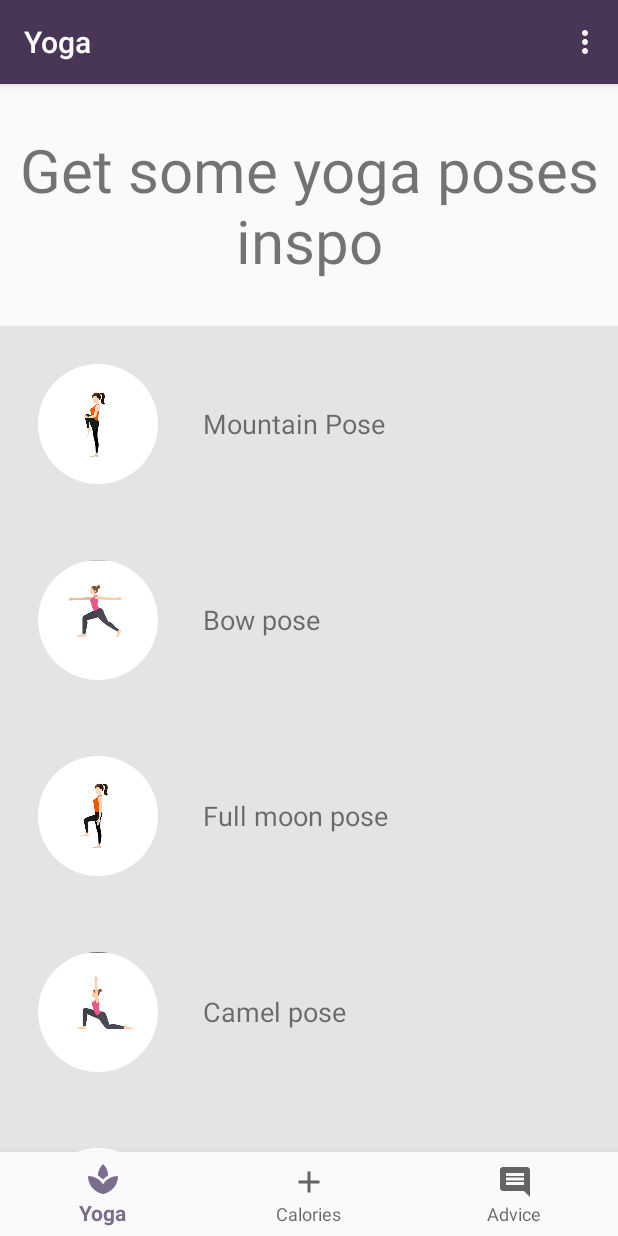
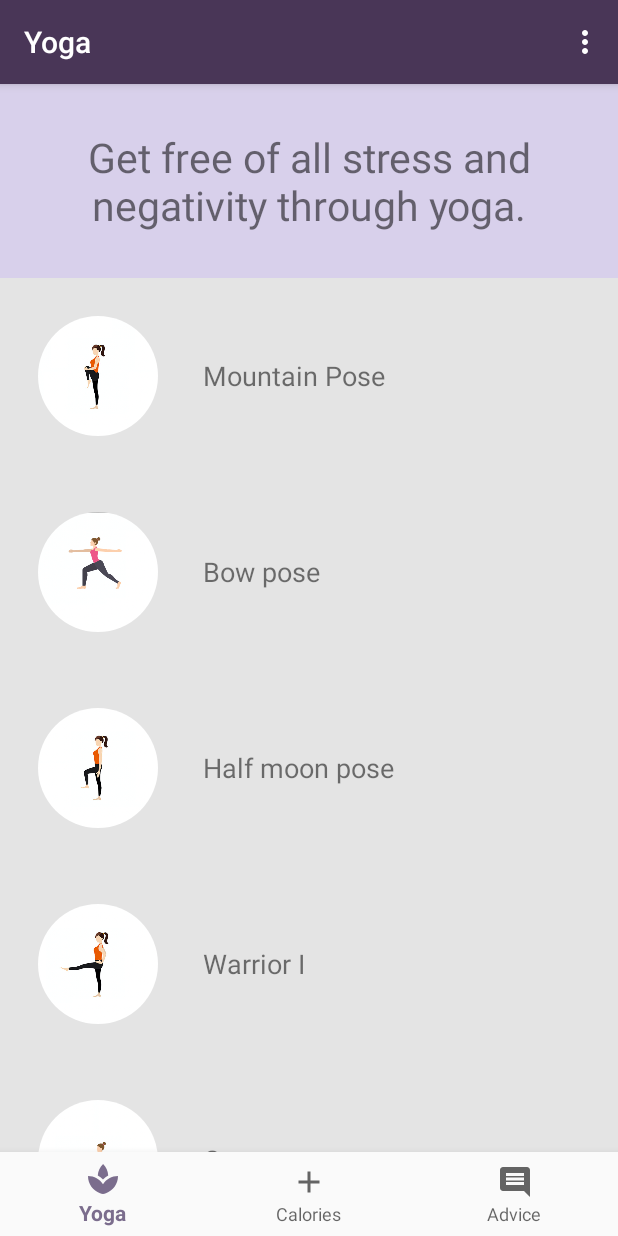
Before and after one commit to alicjasiudak/ANDApplication, an Android app: the screen it shows after launch (HomeActivity), on a phone screen of 412 x 824 dp. Run offline under Robolectric (Android 15) with nearby library versions, the phone set to English and light mode, and no system bars; our stand-ins replace CircleImageView, Firebase (no records; nobody signed in at launch, a user with empty details on screens opened directly), navigation-ui.

Commit message:
recyclerView+

```diff
--- a/app/src/main/java/com/example/wellbeingtracker/Model/YogaPose.java
+++ b/app/src/main/java/com/example/wellbeingtracker/Model/YogaPose.java
@@ -3,10 +3,13 @@ package com.example.wellbeingtracker.Model;
 public class YogaPose {
     private String name;
     private int iconId;
+    private boolean expanded;
+    private String description;
 
-    public YogaPose(String name, int iconId) {
+    public YogaPose(String name, int iconId, String description) {
         this.name = name;
         this.iconId = iconId;
+        this.description = description;
     }
 
     public String getName() {
@@ -16,4 +19,17 @@ public class YogaPose {
     public int getIconId() {
         return iconId;
     }
+
+    public boolean isExpanded() {
+        return expanded;
+    }
+
+    public String getDescription() {
+        return description;
+    }
+
+    public void setExpanded(boolean expanded) {
+        this.expanded = expanded;
+
+    }
 }
--- a/app/src/main/java/com/example/wellbeingtracker/CreateAccountActivity.java
+++ b/app/src/main/java/com/example/wellbeingtracker/ui/CreateAccountActivity.java
@@ -1,4 +1,4 @@
-package com.example.wellbeingtracker;
+package com.example.wellbeingtracker.ui;
 
 import android.content.Intent;
 import android.os.Bundle;
@@ -11,7 +11,7 @@ import android.widget.Toast;
 import androidx.annotation.NonNull;
 import androidx.appcompat.app.AppCompatActivity;
 
-import com.example.wellbeingtracker.ui.HomeActivity;
+import com.example.wellbeingtracker.R;
 import com.google.android.gms.tasks.OnCompleteListener;
 import com.google.android.gms.tasks.Task;
 import com.google.firebase.auth.AuthResult;
@@ -72,7 +72,7 @@ public class CreateAccountActivity extends AppCompatActivity {
         tvSignIn.setOnClickListener(new View.OnClickListener() {
             @Override
             public void onClick(View v) {
-                Intent i = new Intent(CreateAccountActivity.this,LoginActivity.class);
+                Intent i = new Intent(CreateAccountActivity.this, LoginActivity.class);
                 startActivity(i);
             }
         });
--- a/app/src/main/java/com/example/wellbeingtracker/ui/HomeActivity.java
+++ b/app/src/main/java/com/example/wellbeingtracker/ui/HomeActivity.java
@@ -2,13 +2,11 @@ package com.example.wellbeingtracker.ui;
 
 import android.content.Intent;
 import android.os.Bundle;
-import android.provider.ContactsContract;
 import android.view.Menu;
 import android.view.MenuInflater;
 import android.view.MenuItem;
 import android.widget.Button;
 
-import com.example.wellbeingtracker.LoginActivity;
 import com.example.wellbeingtracker.R;
 import com.example.wellbeingtracker.ui.advice.AdviceViewModel;
 import com.google.android.material.bottomnavigation.BottomNavigationView;
--- a/app/src/main/java/com/example/wellbeingtracker/LoginActivity.java
+++ b/app/src/main/java/com/example/wellbeingtracker/ui/LoginActivity.java
@@ -1,4 +1,4 @@
-package com.example.wellbeingtracker;
+package com.example.wellbeingtracker.ui;
 
 import android.content.Intent;
 import android.os.Bundle;
@@ -11,7 +11,7 @@ import android.widget.Toast;
 import androidx.annotation.NonNull;
 import androidx.appcompat.app.AppCompatActivity;
 
-import com.example.wellbeingtracker.ui.HomeActivity;
+import com.example.wellbeingtracker.R;
 import com.google.android.gms.tasks.OnCompleteListener;
 import com.google.android.gms.tasks.Task;
 import com.google.firebase.auth.AuthResult;
--- a/app/src/main/java/com/example/wellbeingtracker/ui/yoga/YogaFragment.java
+++ b/app/src/main/java/com/example/wellbeingtracker/ui/yoga/YogaFragment.java
@@ -13,6 +13,7 @@ import androidx.lifecycle.Observer;
 import androidx.lifecycle.ViewModelProviders;
 import androidx.recyclerview.widget.LinearLayoutManager;
 import androidx.recyclerview.widget.RecyclerView;
+import androidx.recyclerview.widget.SimpleItemAnimator;
 
 import com.example.wellbeingtracker.Model.YogaPose;
 import com.example.wellbeingtracker.R;
@@ -20,7 +21,7 @@ import com.example.wellbeingtracker.ui.HomeActivity;
 
 import java.util.ArrayList;
 
-public class YogaFragment extends Fragment {
+public class YogaFragment extends Fragment implements YogaPosesAdapter.OnListItemClickListener {
 
     private YogaViewModel yogaViewModel;
     RecyclerView yogaPosesList;
@@ -28,16 +29,16 @@ public class YogaFragment extends Fragment {
 
     public View onCreateView(@NonNull LayoutInflater inflater,
                              ViewGroup container, Bundle savedInstanceState) {
+
         yogaViewModel =
                 ViewModelProviders.of(this).get(YogaViewModel.class);
 
 
-        //Can I do this to implement rv in fragment or is it not ok?
         final HomeActivity c = (HomeActivity) getActivity();
 
         View root = inflater.inflate(R.layout.fragment_yoga, container, false);
 
-        final TextView textView = root.findViewById(R.id.waterFragmentTextView);
+        final TextView textView = root.findViewById(R.id.yogaFragmentTextView);
         yogaViewModel.getText().observe(this, new Observer<String>() {
             @Override
             public void onChanged(@Nullable String s) {
@@ -47,43 +48,48 @@ public class YogaFragment extends Fragment {
 
         yogaPosesList= root.findViewById(R.id.rv);
         yogaPosesList.hasFixedSize();
+        yogaPosesList.setLayoutManager(new LinearLayoutManager(c));
+        //Remove the blink
+        ((SimpleItemAnimator) yogaPosesList.getItemAnimator()).setSupportsChangeAnimations(false);
 
-        //And then I put c as a parameter context instead of this?
-        yogaPosesList.setLayoutManager(new LinearLayoutManager(c));
 
 
         //add the yoga poses
         ArrayList<YogaPose> poses = new ArrayList<>();
-        poses.add(new YogaPose("Mountain Pose", R.drawable.yoga1));
-        poses.add(new YogaPose("Bow pose", R.drawable.yoga24));
-        poses.add(new YogaPose("Full moon pose", R.drawable.yoga2));
-        poses.add(new YogaPose("Camel pose", R.drawable.yoga23));
-        poses.add(new YogaPose("Warrior I", R.drawable.yoga3));
-        poses.add(new YogaPose("Crow pose", R.drawable.yoga22));
-        poses.add(new YogaPose("Sun Salute", R.drawable.yoga4));
-        poses.add(new YogaPose("Lizard", R.drawable.yoga21));
-        poses.add(new YogaPose("Triangle Pose", R.drawable.yoga5));
-        poses.add(new YogaPose("Half moon pose", R.drawable.yoga20));
-        poses.add(new YogaPose("Wheel pose", R.drawable.yoga6));
-        poses.add(new YogaPose("Warrior II", R.drawable.yoga19));
-        poses.add(new YogaPose("Downward facing dog", R.drawable.yoga7));
-        poses.add(new YogaPose("Puppy dog pose", R.drawable.yoga18));
-        poses.add(new YogaPose("Warrior III", R.drawable.yoga8));
-        poses.add(new YogaPose("Chair pose", R.drawable.yoga17));
-        poses.add(new YogaPose("Intense side stretch", R.drawable.yoga9));
-        poses.add(new YogaPose("Upward facing dog", R.drawable.yoga16));
-        poses.add(new YogaPose("Seated forward fold", R.drawable.yoga10));
-        poses.add(new YogaPose("Dolphin pose", R.drawable.yoga15));
-        poses.add(new YogaPose("Revolved triangle pose", R.drawable.yoga11));
-        poses.add(new YogaPose("Ankle band pose", R.drawable.yoga14));
-        poses.add(new YogaPose("Boat pose", R.drawable.yoga12));
-        poses.add(new YogaPose("Tree pose", R.drawable.yoga13));
+        poses.add(new YogaPose("Mountain Pose", R.drawable.yoga1,"(tah-DAHS-anna)\n" +
+                "tada = mountain\n" +
+                "\t\u2022Improves posture.\n" +
+                "\t\u2022Strengthens thighs, knees, and ankles.\n" +
+                "\t\u2022Increases awareness."));
+        poses.add(new YogaPose("Bow pose", R.drawable.yoga24, "Dhanurasana\n" +
+                "\t\u2022Stretches the entire front of the body\n" +
+                "\t\u2022Strengthens the back muscles\n" +
+                "\t\u2022Stimulates the organs of the abdomen and neck"));
+        poses.add(new YogaPose("Half moon pose", R.drawable.yoga2, "(are-dah chan-DRAHS-anna)\n" +
+                "ardha = half\n" +
+                "candra = glittering, shining, having the brilliancy or hue of light (said of the gods); usually translated as \"moon\""));
+        poses.add(new YogaPose("Warrior I", R.drawable.yoga3, "Virabhadrasana I"));
+        poses.add(new YogaPose("Crow pose", R.drawable.yoga22, "Parsva Bakasana\n"));
+        poses.add(new YogaPose("Sun Salute", R.drawable.yoga4, "Urdhva Hastasana"));
+        poses.add(new YogaPose("Triangle Pose", R.drawable.yoga5, "Utthita Trikonasana\n"));
+        poses.add(new YogaPose("Full moon pose", R.drawable.yoga20, "Marichyasana III"));
+        poses.add(new YogaPose("Wheel pose", R.drawable.yoga6, "Urdhva Dhanurasana"));
+        poses.add(new YogaPose("Warrior II", R.drawable.yoga19, "Virabhadrasana III"));
+        poses.add(new YogaPose("Downward facing dog", R.drawable.yoga7, "Adho Mukha Svanasana"));
+        poses.add(new YogaPose("Puppy dog pose", R.drawable.yoga18, "Uttana Shishosana"));
+        poses.add(new YogaPose("Intense side stretch", R.drawable.yoga9, "Parsvottanasana"));
 
 
-        yogaPosesAdapter = new YogaPosesAdapter(poses);
+
+        yogaPosesAdapter = new YogaPosesAdapter(poses, this);
         yogaPosesList.setAdapter(yogaPosesAdapter);
 
 
         return root;
     }
+
+    @Override
+    public void onListItemClick(int clickedItemIndex) {
+
+    }
 }
--- a/app/src/main/java/com/example/wellbeingtracker/ui/yoga/YogaPosesAdapter.java
+++ b/app/src/main/java/com/example/wellbeingtracker/ui/yoga/YogaPosesAdapter.java
@@ -17,9 +17,12 @@ import java.util.ArrayList;
 class YogaPosesAdapter extends androidx.recyclerview.widget.RecyclerView.Adapter<YogaPosesAdapter.ViewHolder> {
 
     private ArrayList<YogaPose> poses;
+    private OnListItemClickListener mOnListItemClickListener;
 
-    public YogaPosesAdapter(ArrayList<YogaPose> poses) {
+
+    public YogaPosesAdapter(ArrayList<YogaPose> poses, OnListItemClickListener listener) {
         this.poses = poses;
+        mOnListItemClickListener = listener;
     }
 
     @NonNull
@@ -31,24 +34,61 @@ class YogaPosesAdapter extends androidx.recyclerview.widget.RecyclerView.Adapter
     }
 
 
-    public void onBindViewHolder(@NonNull ViewHolder viewHolder, int position) {
-        viewHolder.name.setText(poses.get(position).getName());
-        viewHolder.icon.setImageResource(poses.get(position).getIconId());
+    public void onBindViewHolder(@NonNull ViewHolder viewHolder, final int position) {
+
+        final YogaPose pose = poses.get(position);
+        viewHolder.bind(pose);
+
+        viewHolder.itemView.setOnClickListener(new View.OnClickListener() {
+            @Override
+            public void onClick(View v) {
+                // Get the current state of the item
+                boolean expanded = pose.isExpanded();
+                // Change the state
+                pose.setExpanded(!expanded);
+                // Notify the adapter that item has changed
+                YogaPosesAdapter.this.notifyItemChanged(position);
+            }
+        });
+
     }
 
     public int getItemCount() {
         return poses.size();
     }
 
-    class ViewHolder extends RecyclerView.ViewHolder {
+    class ViewHolder extends RecyclerView.ViewHolder implements View.OnClickListener {
 
         TextView name;
         ImageView icon;
+        TextView subItem;
 
         ViewHolder(View itemView) {
             super(itemView);
             name = itemView.findViewById(R.id.tv_name);
             icon = itemView.findViewById(R.id.iv_icon);
+            subItem = itemView.findViewById(R.id.subItem);
+            itemView.setOnClickListener(this);
+
         }
+        @Override
+        public void onClick(View v) {
+            mOnListItemClickListener.onListItemClick(getAdapterPosition());
+        }
+
+        private void bind(YogaPose pose) {
+            // Get the state
+            boolean expanded = pose.isExpanded();
+            // Set the visibility based on state
+            subItem.setVisibility(expanded ? View.VISIBLE : View.GONE);
+
+            name.setText(pose.getName());
+            icon.setImageResource(pose.getIconId());
+            subItem.setText(pose.getDescription());
+        }
+    }
+
+    public interface OnListItemClickListener {
+        void onListItemClick(int clickedItemIndex);
+    }
 }
-}
--- a/app/src/main/java/com/example/wellbeingtracker/ui/yoga/YogaViewModel.java
+++ b/app/src/main/java/com/example/wellbeingtracker/ui/yoga/YogaViewModel.java
@@ -10,7 +10,7 @@ public class YogaViewModel extends ViewModel {
 
     public YogaViewModel() {
         mText = new MutableLiveData<>();
-        mText.setValue("Get some yoga poses inspo");
+        mText.setValue("Get free of all stress and negativity through yoga.");
     }
 
     public LiveData<String> getText() {
--- a/app/src/main/res/layout/activity_create_account.xml
+++ b/app/src/main/res/layout/activity_create_account.xml
@@ -4,7 +4,7 @@
     xmlns:tools="http://schemas.android.com/tools"
     android:layout_width="match_parent"
     android:layout_height="match_parent"
-    tools:context=".CreateAccountActivity">
+    tools:context=".ui.CreateAccountActivity">
 
     <LinearLayout
         android:layout_width="match_parent"
--- a/app/src/main/res/layout/activity_login.xml
+++ b/app/src/main/res/layout/activity_login.xml
@@ -4,7 +4,7 @@
     xmlns:tools="http://schemas.android.com/tools"
     android:layout_width="match_parent"
     android:layout_height="match_parent"
-    tools:context=".CreateAccountActivity">
+    tools:context=".ui.CreateAccountActivity">
 
     <LinearLayout
         android:layout_width="match_parent"
--- a/app/src/main/res/layout/fragment_advice.xml
+++ b/app/src/main/res/layout/fragment_advice.xml
@@ -2,7 +2,8 @@
 <RelativeLayout xmlns:android="http://schemas.android.com/apk/res/android"
     xmlns:app="http://schemas.android.com/apk/res-auto"
     android:layout_width="match_parent"
-    android:layout_height="match_parent">
+    android:layout_height="match_parent"
+    android:background="@drawable/bg">
 
     <TextView
         android:layout_margin="45dp"
--- a/app/src/main/res/layout/fragment_yoga.xml
+++ b/app/src/main/res/layout/fragment_yoga.xml
@@ -4,17 +4,16 @@
     android:layout_height="match_parent">
 
     <TextView
-        android:id="@+id/waterFragmentTextView"
+        android:id="@+id/yogaFragmentTextView"
         android:layout_width="match_parent"
         android:layout_height="wrap_content"
-        android:layout_marginStart="8dp"
-        android:layout_marginTop="30dp"
-        android:layout_marginBottom="30dp"
-        android:layout_marginEnd="8dp"
+        android:padding="30dp"
+        android:paddingTop="30dp"
         android:layout_alignParentTop="true"
         android:text="@string/yoga_fragment_header"
+        android:background="@color/colorLight"
         android:textAlignment="center"
-        android:textSize="40sp"
+        android:textSize="27sp"
         />
 
 
@@ -22,7 +21,7 @@
         android:layout_width="match_parent"
         android:layout_height="wrap_content"
         android:id="@+id/rv"
-        android:layout_below="@+id/waterFragmentTextView"
+        android:layout_below="@+id/yogaFragmentTextView"
         />
 
 </RelativeLayout>
--- a/app/src/main/res/layout/rv_single_item.xml
+++ b/app/src/main/res/layout/rv_single_item.xml
@@ -1,25 +1,45 @@
 <RelativeLayout xmlns:android="http://schemas.android.com/apk/res/android"
     android:id="@+id/container"
+    android:layout_width="match_parent"
+    android:layout_height="wrap_content"
+    android:background="#e4e4e4">
+<LinearLayout
     android:padding="25dp"
     android:layout_width="match_parent"
     android:layout_height="wrap_content"
-    android:background="#e4e4e4">
+    android:orientation="horizontal"
+    android:id="@+id/visibleView">
 
+    <de.hdodenhof.circleimageview.CircleImageView
+    android:id="@+id/iv_icon"
+    android:layout_width="80dp"
+    android:layout_height="80dp"
+    android:src="@mipmap/ic_launcher"/>
     <TextView
         android:id="@+id/tv_name"
-
         android:layout_width="wrap_content"
         android:layout_height="wrap_content"
         android:text="Warrior"
-        android:layout_toRightOf="@+id/iv_icon"
-        android:layout_centerVertical="true"
-        android:layout_marginLeft="30dp"
+        android:layout_gravity="center"
+        android:layout_toEndOf="@+id/iv_icon"
+        android:layout_marginStart="30dp"
         android:textSize="18sp"/>
 
-    <de.hdodenhof.circleimageview.CircleImageView
-        android:id="@+id/iv_icon"
-        android:layout_width="80dp"
-        android:layout_height="80dp"
-        android:src="@mipmap/ic_launcher"/>
+
+</LinearLayout>
+
+
+    <TextView
+        android:id="@+id/subItem"
+        android:layout_height="wrap_content"
+        android:layout_width="match_parent"
+        android:layout_below="@+id/visibleView"
+        android:background="#FFFFFF"
+        android:paddingTop="25dp"
+        android:paddingLeft="25dp"
+        android:paddingRight="25dp"
+        android:paddingBottom="35dp"
+
+        />
 
 </RelativeLayout>
--- a/app/src/main/res/values/colors.xml
+++ b/app/src/main/res/values/colors.xml
@@ -1,6 +1,12 @@
 <?xml version="1.0" encoding="utf-8"?>
 <resources>7B6D8D
     <color name="colorPrimary">#7B6D8D</color>
+    <color name="colorLight">#D8D0EB</color>
     <color name="colorPrimaryDark">#493657</color>
     <color name="colorAccent">#CE7DA5</color>
+    <color name="colorAccentRed">#e34e50</color>
+    <color name="white">#FFFFFF</color>
+
+
+
 </resources>
--- a/app/src/main/res/values/strings.xml
+++ b/app/src/main/res/values/strings.xml
@@ -12,7 +12,7 @@
     <string name="title_activity_create_account">CreateAccountActivity</string>
     <string name="already_registered_sign_in_by_clicking_below">Already registered? Click here to sign in.</string>
     <string name="sign_in">Sign in</string>
-    <string name="yoga_fragment_header">Drink up!</string>
+    <string name="yoga_fragment_header">Daily yoga inspo!</string>
     <string name="sign_out">Sign out</string>
     <string name="insert_amount_of_calories">Insert amount of calories:</string>
     <string name="add">Add</string>
```
Also changed, not shown: app/src/main/AndroidManifest.xml (+4 -4 lines), app/src/main/bg-web.png (added), app/src/main/res/drawable/bg.png (added), 1 other file.
